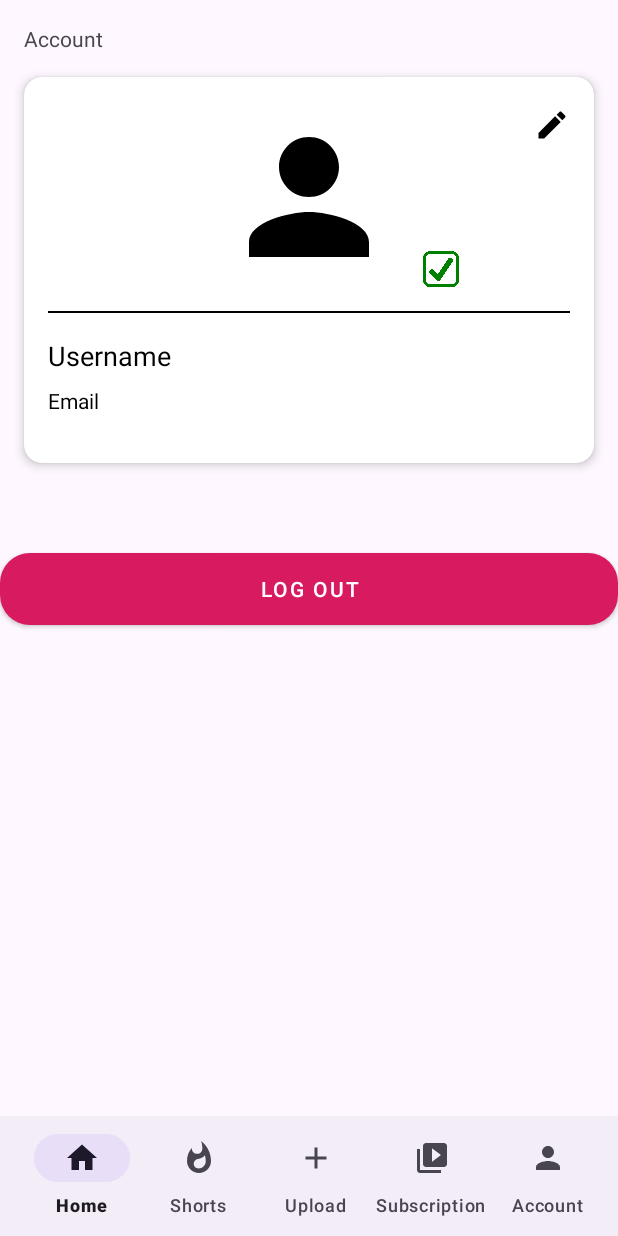
After one commit to Riihacode/My-Social-Media, an Android app: the fragment AccountFragment placed in its activity, on a phone screen of 412 x 824 dp. The commit adds this screen. Run offline under Robolectric (Android 15) with nearby library versions, the phone set to English and light mode, and no system bars; 1 statement that could not run was skipped.

Commit message:
Updated Android, still figuring out to customize color button of btnAccountLogout

```diff
--- a/android/MySocialMedia/app/src/main/java/com/development/mysocialmedia/model/RetrofitClient.kt
+++ b/android/MySocialMedia/app/src/main/java/com/development/mysocialmedia/model/RetrofitClient.kt
@@ -6,8 +6,8 @@ import retrofit2.Retrofit
 import retrofit2.converter.gson.GsonConverterFactory
 
 object RetrofitClient {
-    //private const val BASE_URL = "http://192.168.100.185:3000/"
-    private const val BASE_URL = "http://10.200.143.153:3000/"
+    private const val BASE_URL = "http://192.168.100.185:3000/"
+    //private const val BASE_URL = "http://10.200.143.153:3000/"
 
     private val loggingInterceptor = HttpLoggingInterceptor().apply{
         level = HttpLoggingInterceptor.Level.BODY
--- a/android/MySocialMedia/app/src/main/java/com/development/mysocialmedia/view/activity/MainActivity.kt
+++ b/android/MySocialMedia/app/src/main/java/com/development/mysocialmedia/view/activity/MainActivity.kt
@@ -1,11 +1,16 @@
 package com.development.mysocialmedia.view.activity
 
+import android.annotation.SuppressLint
 import android.content.Intent
 import android.os.Bundle
 import android.widget.Toast
 import androidx.appcompat.app.AppCompatActivity
+import androidx.fragment.app.Fragment
+import com.development.mysocialmedia.R
 import com.development.mysocialmedia.SessionManager
 import com.development.mysocialmedia.databinding.ActivityMainBinding
+import com.development.mysocialmedia.view.fragment.AccountFragment
+import com.development.mysocialmedia.view.fragment.HomeFragment
 
 class MainActivity : AppCompatActivity() {
 
@@ -18,6 +23,24 @@ class MainActivity : AppCompatActivity() {
         binding = ActivityMainBinding.inflate(layoutInflater)
         setContentView(binding.root)
 
+        checkSessionUserLogin()
+        setupBottomNavigationListener()
+        // logoutUserLogin()
+    }
+
+    /*
+    private fun logoutUserLogin() {
+        // Tombol logout
+        binding.btnLogout.setOnClickListener {
+            sessionManager.logout()
+            startActivity(Intent(this, LoginActivity::class.java))
+            finish()
+        }
+    }
+
+     */
+
+    private fun checkSessionUserLogin() {
         sessionManager = SessionManager(this)
         // Cek apakah user sudah login
         if (!sessionManager.isLoggedIn()) {
@@ -34,13 +57,26 @@ class MainActivity : AppCompatActivity() {
                 sessionManager.setFirstLogin(false)
             }
         }
+    }
 
-        // Tombol logout
-        binding.btnLogout.setOnClickListener {
-            sessionManager.logout()
-            startActivity(Intent(this, LoginActivity::class.java))
-            finish()
+    private fun setupBottomNavigationListener() {
+        binding.bottomNavigationView.setOnItemSelectedListener{ item ->
+            when (item.itemId) {
+                R.id.navigation_home -> replaceFragment(HomeFragment())
+                R.id.navigation_account -> replaceFragment(AccountFragment())
+            }
+
+            true
+        }
+    }
+
+    private fun replaceFragment(fragment: Fragment, addToBackStack:Boolean = false) {
+        val transaction = supportFragmentManager.beginTransaction().replace(R.id.frame_layout, fragment)
+
+        if (addToBackStack) {
+            transaction.addToBackStack(null)
         }
 
+        transaction.commit()
     }
 }
--- /dev/null
+++ b/android/MySocialMedia/app/src/main/java/com/development/mysocialmedia/view/fragment/AccountFragment.kt
@@ -0,0 +1,34 @@
+package com.development.mysocialmedia.view.fragment
+
+import android.os.Bundle
+import androidx.fragment.app.Fragment
+import android.view.LayoutInflater
+import android.view.View
+import android.view.ViewGroup
+import com.development.mysocialmedia.R
+import com.development.mysocialmedia.databinding.FragmentAccountBinding
+
+class AccountFragment : Fragment() {
+
+    private lateinit var binding: FragmentAccountBinding
+
+    override fun onCreateView(
+        inflater: LayoutInflater, container: ViewGroup?,
+        savedInstanceState: Bundle?
+    ): View {
+        binding = FragmentAccountBinding.inflate(inflater, container, false)
+        return binding.root
+    }
+
+    override fun onViewCreated(view: View, savedInstanceState: Bundle?) {
+        super.onViewCreated(view, savedInstanceState)
+
+
+        forcedRedBackgroundColorLogOutButton()
+    }
+
+    private fun forcedRedBackgroundColorLogOutButton() {
+        binding.btnAccountLogout.setBackgroundResource(R.drawable.rounded_button)
+        binding.btnAccountLogout.backgroundTintList = null
+    }
+}
--- /dev/null
+++ b/android/MySocialMedia/app/src/main/res/drawable/ic_edit.xml
@@ -0,0 +1,5 @@
+<vector xmlns:android="http://schemas.android.com/apk/res/android" android:height="24dp" android:tint="#000000" android:viewportHeight="24" android:viewportWidth="24" android:width="24dp">
+
+    <path android:fillColor="@android:color/white" android:pathData="M3,17.25V21h3.75L17.81,9.94l-3.75,-3.75L3,17.25zM20.71,7.04c0.39,-0.39 0.39,-1.02 0,-1.41l-2.34,-2.34c-0.39,-0.39 -1.02,-0.39 -1.41,0l-1.83,1.83 3.75,3.75 1.83,-1.83z"/>
+
+</vector>
--- /dev/null
+++ b/android/MySocialMedia/app/src/main/res/drawable/rounded_button.xml
@@ -0,0 +1,20 @@
+<?xml version="1.0" encoding="utf-8"?>
+<shape xmlns:android="http://schemas.android.com/apk/res/android"
+    android:shape="rectangle">
+
+    <solid
+        android:color="@color/pink_500"
+        />
+
+    <corners
+        android:radius="20dp"
+        />
+
+    <padding
+        android:left="10dp"
+        android:top="5dp"
+        android:right="10dp"
+        android:bottom="5dp"
+        />
+
+</shape>
--- a/android/MySocialMedia/app/src/main/res/layout/activity_main.xml
+++ b/android/MySocialMedia/app/src/main/res/layout/activity_main.xml
@@ -1,5 +1,5 @@
 <?xml version="1.0" encoding="utf-8"?>
-<androidx.constraintlayout.widget.ConstraintLayout xmlns:android="http://schemas.android.com/apk/res/android"
+<androidx.coordinatorlayout.widget.CoordinatorLayout xmlns:android="http://schemas.android.com/apk/res/android"
     xmlns:app="http://schemas.android.com/apk/res-auto"
     xmlns:tools="http://schemas.android.com/tools"
     android:id="@+id/main"
@@ -7,16 +7,8 @@
     android:layout_height="match_parent"
     tools:context=".view.activity.MainActivity">
 
-    <TextView
-        android:id="@+id/tvWelcome"
-        android:layout_width="wrap_content"
-        android:layout_height="wrap_content"
-        android:text="Welcome!"
-        android:textSize="20sp"
-        app:layout_constraintStart_toStartOf="parent"
-        app:layout_constraintEnd_toEndOf="parent"
-        app:layout_constraintTop_toTopOf="parent" />
 
+    <!-- Tombol Logout
     <Button
         android:id="@+id/btnLogout"
         android:layout_width="match_parent"
@@ -26,5 +18,38 @@
         android:layout_marginTop="16dp"
         app:layout_constraintStart_toStartOf="parent"
         app:layout_constraintEnd_toEndOf="parent"/>
+    -->
+    <!--
+    <fragment
+        android:id="@+id/container"
+        android:name="androidx.navigation.fragment.NavHostFragment"
+        android:layout_width="match_parent"
+        android:layout_height="match_parent"
+        app:defaultNavHost="true"
+        app:navGraph="@navigation/mobile_navigation"
+        />
+    -->
 
-</androidx.constraintlayout.widget.ConstraintLayout>
+    <FrameLayout
+        android:id="@+id/frame_layout"
+        android:layout_width="match_parent"
+        android:layout_height="match_parent" />
+
+    <com.google.android.material.bottomappbar.BottomAppBar
+        android:id="@+id/bottomAppBar"
+        android:layout_width="match_parent"
+        android:layout_height="wrap_content"
+        android:layout_gravity="bottom"
+        app:fabCradleMargin="10dp"
+        app:fabCradleRoundedCornerRadius="50dp">
+
+        <com.google.android.material.bottomnavigation.BottomNavigationView
+            android:id="@+id/bottomNavigationView"
+            android:layout_width="match_parent"
+            android:layout_height="wrap_content"
+            app:menu="@menu/bottom_nav_menu"
+            android:background="@android:color/transparent"
+            app:labelVisibilityMode="labeled" />
+    </com.google.android.material.bottomappbar.BottomAppBar>
+
+</androidx.coordinatorlayout.widget.CoordinatorLayout>
--- /dev/null
+++ b/android/MySocialMedia/app/src/main/res/layout/fragment_account.xml
@@ -0,0 +1,138 @@
+<?xml version="1.0" encoding="utf-8"?>
+<androidx.constraintlayout.widget.ConstraintLayout xmlns:android="http://schemas.android.com/apk/res/android"
+    xmlns:tools="http://schemas.android.com/tools"
+    android:layout_width="match_parent"
+    android:layout_height="match_parent"
+    xmlns:app="http://schemas.android.com/apk/res-auto"
+    tools:context=".view.fragment.AccountFragment">
+
+    <TextView
+        android:id="@+id/account"
+        android:layout_width="wrap_content"
+        android:layout_height="wrap_content"
+        android:text="@string/title_account"
+        android:layout_marginTop="16dp"
+        android:layout_marginStart="16dp"
+        app:layout_constraintStart_toStartOf="parent"
+        app:layout_constraintTop_toTopOf="parent"
+        />
+
+    <androidx.cardview.widget.CardView
+        android:id="@+id/cvAccount"
+        android:layout_width="match_parent"
+        android:layout_height="wrap_content"
+        android:layout_marginStart="16dp"
+        android:layout_marginTop="16dp"
+        android:layout_marginEnd="16dp"
+        android:layout_marginBottom="16dp"
+        app:cardCornerRadius="12dp"
+        app:cardElevation="4dp"
+        app:layout_constraintTop_toBottomOf="@+id/account"
+        app:layout_constraintStart_toStartOf="parent"
+        app:layout_constraintEnd_toEndOf="parent">
+
+        <androidx.constraintlayout.widget.ConstraintLayout
+            android:id="@+id/constrainAccount"
+            android:layout_width="match_parent"
+            android:layout_height="wrap_content">
+
+            <ImageView
+                android:id="@+id/ivProfileAccount"
+                android:layout_width="120dp"
+                android:layout_height="120dp"
+                android:layout_marginTop="20dp"
+                android:contentDescription="@string/profile_image"
+                android:scaleType="centerCrop"
+                app:layout_constraintStart_toStartOf="parent"
+                app:layout_constraintTop_toTopOf="parent"
+                app:layout_constraintEnd_toEndOf="parent"
+                android:src="@drawable/ic_person_24"
+                />
+
+            <ImageView
+                android:id="@+id/ivEditAccount"
+                android:layout_width="24dp"
+                android:layout_height="24dp"
+                android:layout_marginEnd="16dp"
+                app:layout_constraintTop_toTopOf="@+id/ivProfileAccount"
+                app:layout_constraintEnd_toEndOf="parent"
+                android:src="@drawable/ic_edit"
+                android:contentDescription="@string/edit_icon"
+                />
+
+            <ImageView
+                android:layout_width="24dp"
+                android:layout_height="24dp"
+                app:layout_constraintStart_toEndOf="@+id/ivProfileAccount"
+                app:layout_constraintBottom_toBottomOf="@+id/ivProfileAccount"
+                android:contentDescription="@string/checkbox"
+                android:src="@drawable/checkbox_green_512"
+                android:layout_marginStart="16dp"
+                tools:visibility="visible"
+                />
+
+            <LinearLayout
+                android:id="@+id/linearLoginLine"
+                android:layout_width="match_parent"
+                android:layout_height="wrap_content"
+                android:layout_marginTop="16dp"
+                android:gravity="center"
+                android:orientation="horizontal"
+                app:layout_constraintEnd_toEndOf="parent"
+                app:layout_constraintStart_toStartOf="parent"
+                app:layout_constraintTop_toBottomOf="@+id/ivProfileAccount">
+
+                <View
+                    android:layout_width="match_parent"
+                    android:layout_height="1dp"
+                    android:layout_marginStart="16dp"
+                    android:layout_marginEnd="16dp"
+                    android:background="@color/black" />
+            </LinearLayout>
+
+            <!-- Nama Pengguna -->
+            <TextView
+                android:id="@+id/tvUsername"
+                android:layout_width="0dp"
+                android:layout_height="wrap_content"
+                android:text="@string/username"
+                android:layout_marginTop="16dp"
+                android:layout_marginStart="16dp"
+                android:layout_marginEnd="16dp"
+                android:textColor="@android:color/black"
+                android:textSize="18sp"
+                app:layout_constraintEnd_toEndOf="parent"
+                app:layout_constraintStart_toStartOf="parent"
+                app:layout_constraintTop_toBottomOf="@id/linearLoginLine" />
+
+            <!-- Email Pengguna -->
+            <TextView
+                android:id="@+id/tvEmail"
+                android:layout_width="0dp"
+                android:layout_height="wrap_content"
+                android:layout_marginStart="16dp"
+                android:layout_marginEnd="16dp"
+                android:layout_marginTop="8dp"
+                android:layout_marginBottom="16dp"
+                android:text="@string/email"
+                android:textColor="@android:color/black"
+                android:textSize="14sp"
+                app:layout_constraintBottom_toBottomOf="parent"
+                app:layout_constraintEnd_toEndOf="parent"
+                app:layout_constraintStart_toStartOf="parent"
+                app:layout_constraintTop_toBottomOf="@id/tvUsername" />
+
+        </androidx.constraintlayout.widget.ConstraintLayout>
+    </androidx.cardview.widget.CardView>
+
+    <com.google.android.material.button.MaterialButton
+        android:id="@+id/btnAccountLogout"
+        style="@style/CustomLogoutButton"
+        android:layout_width="match_parent"
+        android:layout_height="wrap_content"
+        android:text="@string/logout"
+        app:layout_constraintTop_toBottomOf="@+id/cvAccount"
+        app:layout_constraintEnd_toEndOf="parent"
+        app:layout_constraintStart_toStartOf="parent"/>
+
+</androidx.constraintlayout.widget.ConstraintLayout>
--- a/android/MySocialMedia/app/src/main/res/layout/item_video.xml
+++ b/android/MySocialMedia/app/src/main/res/layout/item_video.xml
@@ -1,7 +1,7 @@
 <?xml version="1.0" encoding="utf-8"?>
 <androidx.constraintlayout.widget.ConstraintLayout xmlns:android="http://schemas.android.com/apk/res/android"
     android:layout_width="match_parent"
-    android:layout_height="match_parent"
+    android:layout_height="wrap_content"
     xmlns:app="http://schemas.android.com/apk/res-auto"
     android:padding="8dp">
 
--- a/android/MySocialMedia/app/src/main/res/navigation/mobile_navigation.xml
+++ b/android/MySocialMedia/app/src/main/res/navigation/mobile_navigation.xml
@@ -1,10 +1,20 @@
 <?xml version="1.0" encoding="utf-8"?>
 <navigation xmlns:android="http://schemas.android.com/apk/res/android"
     xmlns:app="http://schemas.android.com/apk/res-auto"
-    android:id="@+id/mobile_navigation">
+    xmlns:tools="http://schemas.android.com/tools"
+    android:id="@+id/mobile_navigation"
+    app:startDestination="@id/navigation_home">
 
     <fragment
         android:id="@+id/navigation_home"
-        android:name=""
-        />
+        android:name="com.development.mysocialmedia.view.fragment.HomeFragment"
+        android:label="fragment_home"
+        tools:layout="@layout/fragment_home" >
+    </fragment>
+
+    <fragment
+        android:id="@+id/navigation_account"
+        android:name="com.development.mysocialmedia.view.fragment.AccountFragment"
+        android:label="fragment_account"
+        tools:layout="@layout/fragment_account" />
 </navigation>
--- a/android/MySocialMedia/app/src/main/res/values/colors.xml
+++ b/android/MySocialMedia/app/src/main/res/values/colors.xml
@@ -2,4 +2,17 @@
 <resources>
     <color name="black">#FF000000</color>
     <color name="white">#FFFFFFFF</color>
+
+    <color name="purple_200">#FFBB86FC</color>
+    <color name="purple_500">#FF6200EE</color>
+    <color name="purple_700">#FF3700B3</color>
+    <color name="teal_200">#FF03DAC5</color>
+    <color name="teal_700">#FF018786</color>
+    <color name="lavender">#8692f7</color>
+    <color name="pink_500">#D81B60</color>
+    <color name="pink_200">#FF8FAF</color>
+    <color name="pink_custom">#F06071</color>
+    <color name="gray_100">#F5F5F5</color> <!-- Warna abu-abu muda -->
+
+
 </resources>
--- a/android/MySocialMedia/app/src/main/res/values/strings.xml
+++ b/android/MySocialMedia/app/src/main/res/values/strings.xml
@@ -5,6 +5,12 @@
     <string name="title_upload">Upload</string>
     <string name="title_subscription">Subscription</string>
     <string name="title_account">Account</string>
-<!-- TODO: Remove or change this placeholder text -->
+    <!-- TODO: Remove or change this placeholder text -->
     <string name="hello_blank_fragment">Hello blank fragment</string>
+    <string name="profile_image">Profile Imagee</string>
+    <string name="edit_icon">Edit Icon</string>
+    <string name="checkbox">checkbox</string>
+    <string name="logout">Log Out</string>
+    <string name="email">Email\n</string>
+    <string name="username">Username</string>
 </resources>
--- /dev/null
+++ b/android/MySocialMedia/app/src/main/res/values/styles.xml
@@ -0,0 +1,11 @@
+<?xml version="1.0" encoding="utf-8"?>
+<resources>
+    <!-- Style khusus untuk tombol Logout -->
+    <style name="CustomLogoutButton" parent="Widget.MaterialComponents.Button">
+        <item name="android:background">@drawable/rounded_button</item>
+        <item name="android:backgroundTint">@null</item>
+        <item name="android:textColor">@android:color/white</item>
+        <item name="android:layout_marginTop">60dp</item>
+        <item name="cornerRadius">20dp</item> <!-- Untuk MaterialButton -->
+    </style>
+</resources>
--- a/android/MySocialMedia/app/src/main/res/values/themes.xml
+++ b/android/MySocialMedia/app/src/main/res/values/themes.xml
@@ -3,6 +3,34 @@
     <style name="Base.Theme.MySocialMedia" parent="Theme.Material3.DayNight.NoActionBar">
         <!-- Customize your light theme here. -->
         <!-- <item name="colorPrimary">@color/my_light_primary</item> -->
+
+        <!-- Override Warna Default Tombol
+        <item name="colorPrimary">@color/pink_500</item>
+        <item name="colorPrimaryContainer">@color/pink_500</item>
+
+        <item name="colorSurface">@color/pink_500</item>
+
+        <item name="colorButtonNormal">@color/pink_500</item>
+
+
+        <item name="android:statusBarColor">@color/white</item>
+        <item name="android:colorPrimaryDark">@color/white</item>
+        <item name="android:windowBackground">@color/white</item>
+        -->
+        <!-- Warna utama untuk tombol -->
+        <item name="colorPrimary">@color/black</item>
+        <item name="colorPrimaryContainer">@color/black</item>
+
+        <!-- Warna Background
+        <item name="android:windowBackground">@color/white</item>-->
+        <item name="colorButtonNormal">@color/pink_500</item>
+
+        <!-- Status Bar -->
+        <item name="android:statusBarColor">@color/white</item>
+        <item name="android:windowLightStatusBar">true</item>
+
+        <!-- Navigation Bar -->
+        <item name="android:navigationBarColor">@color/black</item>
     </style>
 
     <style name="Theme.MySocialMedia" parent="Base.Theme.MySocialMedia" />
```
Also changed, not shown: android/MySocialMedia/app/src/main/res/drawable/checkbox_green_512.png (added).
